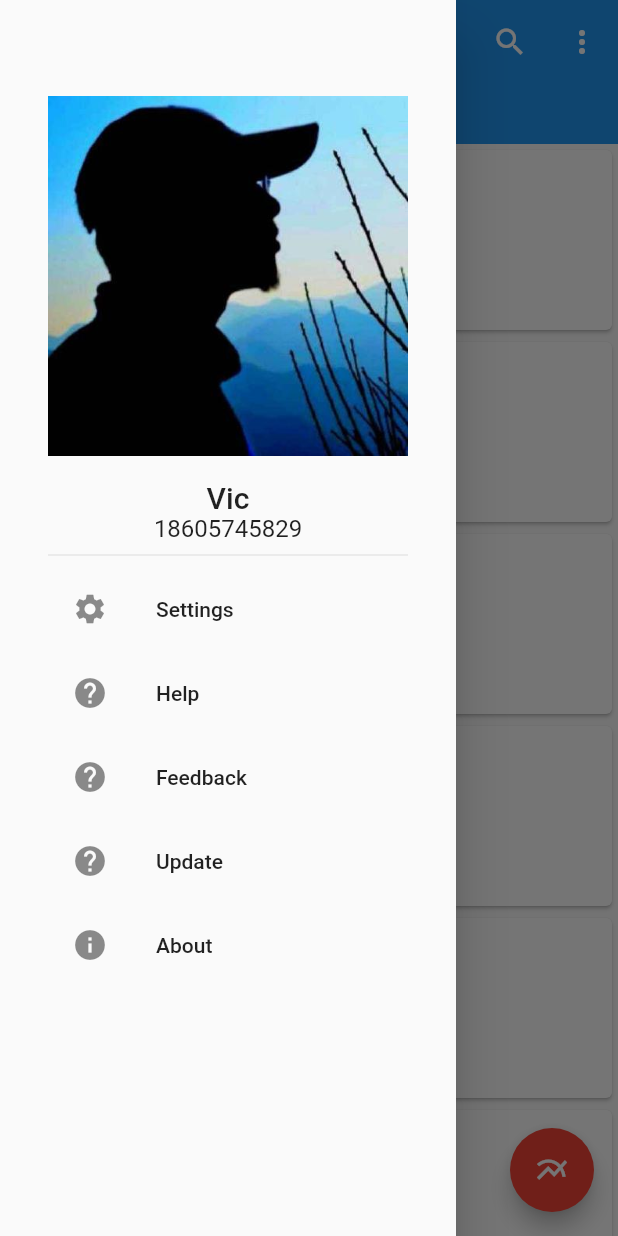
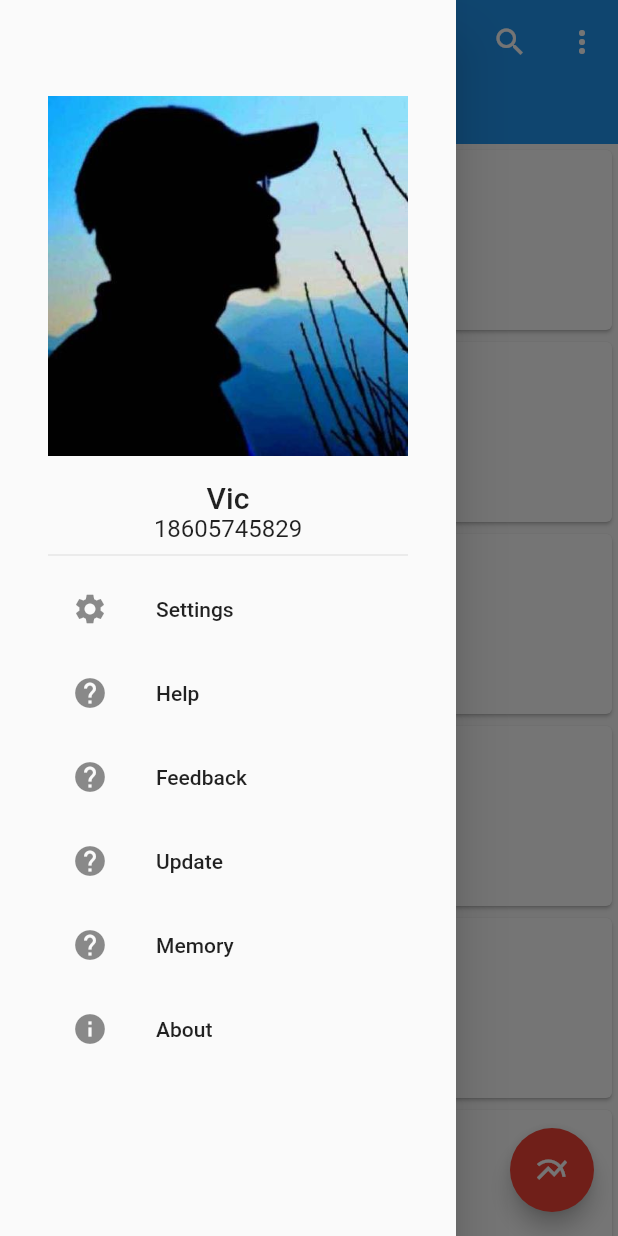
Before and after one commit to VicRen/flutter_learning, a Flutter app: the screen it shows after launch, with the side drawer open, on a phone screen of 412 x 824 dp. Run offline on Flutter 3.47's test engine with Material 2 defaults, Android fonts, the phone set to English and light mode, and no system bars; our stand-ins replace image_picker.

Commit message:
添加 Memory

```diff
--- a/lib/home.dart
+++ b/lib/home.dart
@@ -77,6 +77,13 @@ class _HomePageState extends State<HomePage> {
           },
         ),
         new ListTile(
+          leading: new Icon(Icons.help),
+          title: new Text('Memory'),
+          onTap: () {
+            _popDrawer(DrawerAction.SETTINGS);
+          },
+        ),
+        new ListTile(
           leading: new Icon(Icons.info),
           title: new Text('About'),
           onTap: () {
```
